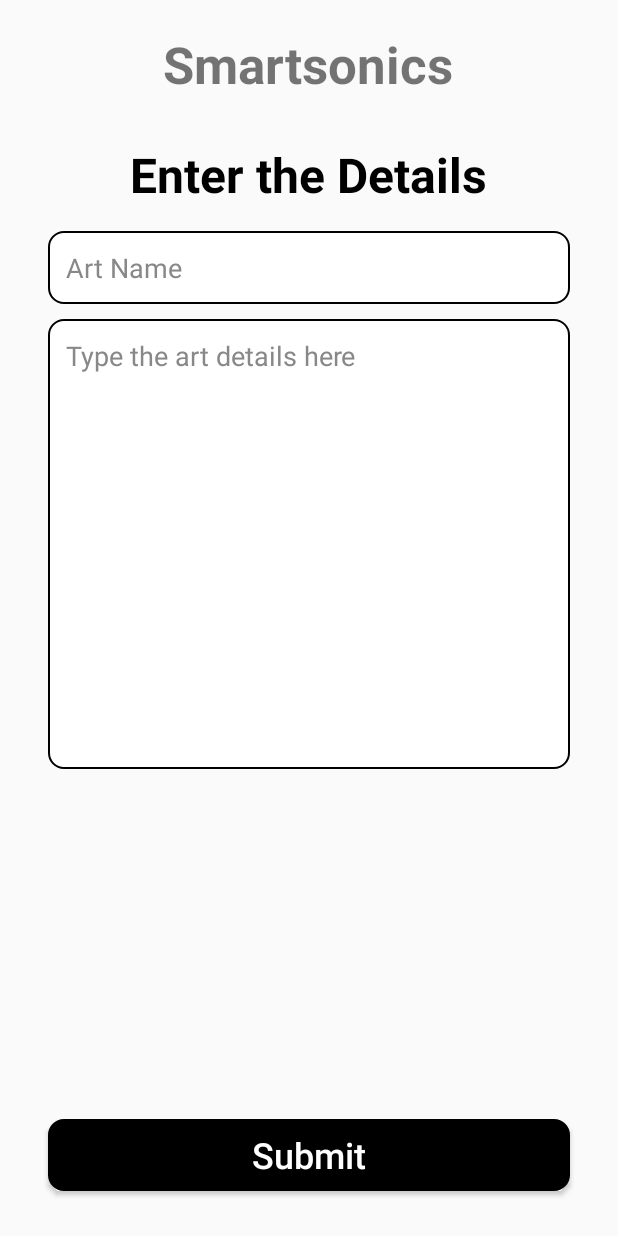
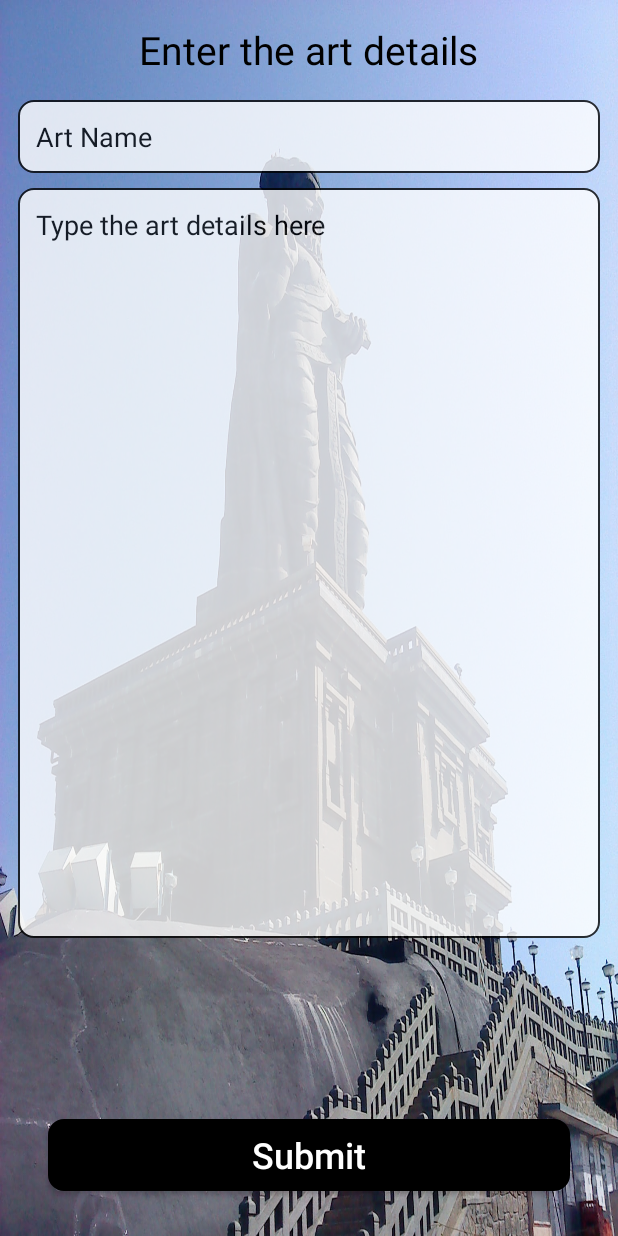
Before and after one commit to Shashankappu/smartGuide, an Android app: the EnterContentActivity screen opened directly, with no data from a screen before it, on a phone screen of 412 x 824 dp. Run offline under Robolectric (Android 15) with nearby library versions, the light colour scheme and no system bars; our stand-ins replace Firebase (no records; nobody signed in at launch, a user with empty details on screens opened directly).

Commit message:
ui bacground has been chnaged

```diff
--- a/app/src/main/res/layout/activity_enter_content.xml
+++ b/app/src/main/res/layout/activity_enter_content.xml
@@ -1,61 +1,49 @@
 <?xml version="1.0" encoding="utf-8"?>
 <RelativeLayout xmlns:android="http://schemas.android.com/apk/res/android"
-    xmlns:app="http://schemas.android.com/apk/res-auto"
     xmlns:tools="http://schemas.android.com/tools"
     android:layout_width="match_parent"
     android:layout_height="match_parent"
+    android:background="@drawable/kanyakumari"
     tools:context=".Activities.EnterContentActivity">
-    <TextView
-        android:id="@+id/AppName"
-        android:layout_width="wrap_content"
-        android:layout_height="wrap_content"
-        android:layout_centerHorizontal="true"
-        android:layout_marginStart="5dp"
-        android:layout_marginTop="20dp"
-        android:layout_marginEnd="5dp"
-        android:layout_marginBottom="5dp"
-        android:text="@string/app_name"
-        android:textSize="34sp"
-        android:textStyle="bold" />
 
     <TextView
         android:id="@+id/title_text"
         android:layout_width="wrap_content"
         android:layout_height="wrap_content"
-        android:text="Enter the Details"
-        android:textSize="32sp"
-        android:textColor="#000000"
-        android:textStyle="bold"
-        android:layout_below="@id/AppName"
+        android:text="Enter the art details"
+        android:textSize="26sp"
+        android:textColor="@color/black"
         android:layout_centerHorizontal="true"
-        android:layout_marginTop="24dp" />
+        android:layout_marginTop="15dp" />
     <EditText
         android:id="@+id/Artname"
         android:layout_width="match_parent"
         android:layout_height="wrap_content"
-        android:layout_marginStart="32dp"
-        android:layout_marginEnd="32dp"
+        android:layout_marginStart="12dp"
+        android:layout_marginEnd="12dp"
         android:background="@drawable/custom_button_bg"
         android:layout_below="@id/title_text"
         android:layout_marginTop="16dp"
         android:layout_marginBottom="10dp"
         android:hint="Art Name"
-        android:textColorHint="#888888"
+        android:textColorHint="@color/black"
         android:textColor="#000000"
+        android:alpha="0.8"
         android:paddingRight="10dp"
         android:longClickable="false"
         android:padding="12dp" />
     <EditText
         android:id="@+id/detailsEdt"
         android:layout_width="match_parent"
-        android:layout_height="300dp"
-        android:layout_marginStart="32dp"
-        android:layout_marginEnd="32dp"
+        android:layout_height="500dp"
+        android:layout_marginStart="12dp"
+        android:layout_marginEnd="12dp"
         android:background="@drawable/custom_button_bg"
         android:layout_below="@id/Artname"
         android:hint="Type the art details here"
-        android:textColorHint="#888888"
+        android:textColorHint="@color/black"
         android:textColor="#000000"
+        android:alpha="0.8"
         android:paddingRight="10dp"
         android:longClickable="false"
         android:padding="12dp"
```
